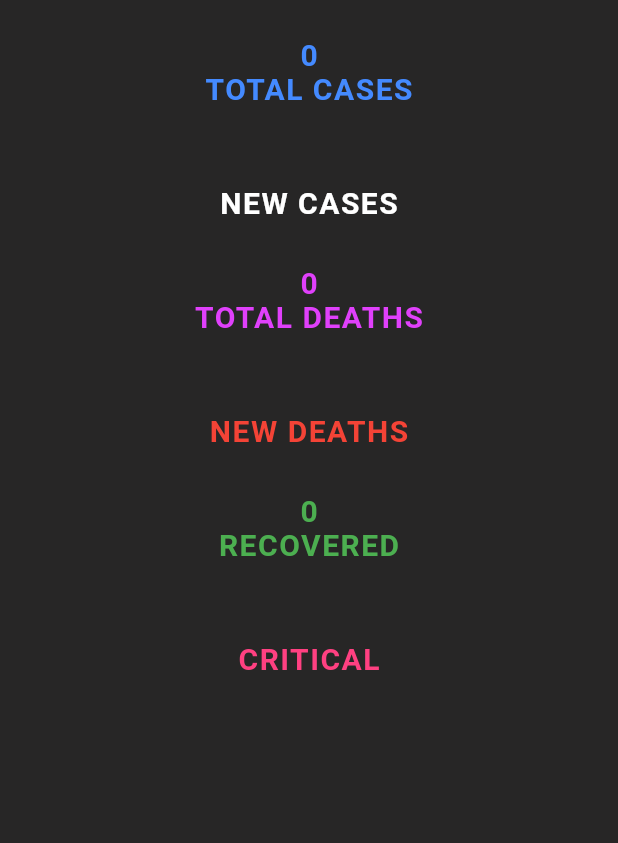
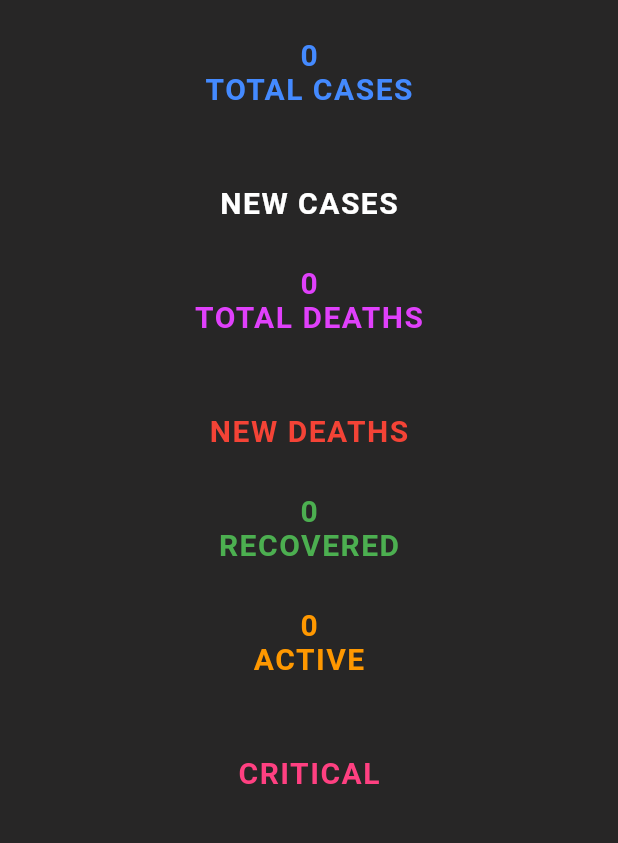
Before and after one commit to ksrikanth554/coronaapp_blocpattern, a Flutter app: the CoronaCountryDeatilsPage screen opened directly with empty values, on a phone screen of 412 x 824 dp, the part 134-977 px from its top. Run offline on Flutter 3.47's test engine with Material 2 defaults, Android fonts, the phone set to English and light mode, and no system bars; our stand-ins replace equatable, flutter_bloc; network calls fail.

```diff
--- a/lib/data/models/corona_summary.dart
+++ b/lib/data/models/corona_summary.dart
@@ -3,12 +3,14 @@ class CoronaSummary{
   int deaths;
   int recovered;
   int updated;
+  int active;
   CoronaSummary({this.recovered,this.deaths,this.cases,this.updated});
   CoronaSummary.fromJson(Map<String,dynamic> json){
     this.cases=json['cases'];
     this.deaths=json['deaths'];
     this.recovered=json['recovered'];
     this.updated=json['updated'];
+    this.active=json['active'];
   }
   Map<String,dynamic> toJson(){
     final Map<String,dynamic> data=Map<String,dynamic>();
@@ -16,6 +18,7 @@ class CoronaSummary{
     data['deaths']=this.deaths;
     data['recovered']=this.recovered;
     data['updated']=this.updated;
+    data['active']=this.active;
     return data;
   }
 }
--- a/lib/ui/pages/corona_country_detail_page.dart
+++ b/lib/ui/pages/corona_country_detail_page.dart
@@ -157,6 +157,30 @@ class CoronaCountryDeatilsPage extends StatelessWidget {
              Container(
                padding: EdgeInsets.only(top:15,),
                alignment: Alignment.center,
+               child: Text('${country.active}',
+               style: TextStyle(
+                  color: Colors.orange,
+                  fontWeight: FontWeight.bold,
+                  fontSize: 20,
+
+               ),
+              ),
+             ),
+             Container(
+               padding: EdgeInsets.only(bottom: 15),
+               alignment: Alignment.center,
+               child: Text('ACTIVE',
+               style: TextStyle(
+                  color: Colors.orange,
+                  fontWeight: FontWeight.bold,
+                  fontSize: 20,
+                  letterSpacing: 1.0
+               ),
+              ),
+             ),
+             Container(
+               padding: EdgeInsets.only(top:15,),
+               alignment: Alignment.center,
                child: Text('${country.critical}',
                style: TextStyle(
                   color: Colors.pinkAccent,
```
Also changed, not shown: lib/ui/pages/corona_summary_page.dart (+28 -0 lines).
